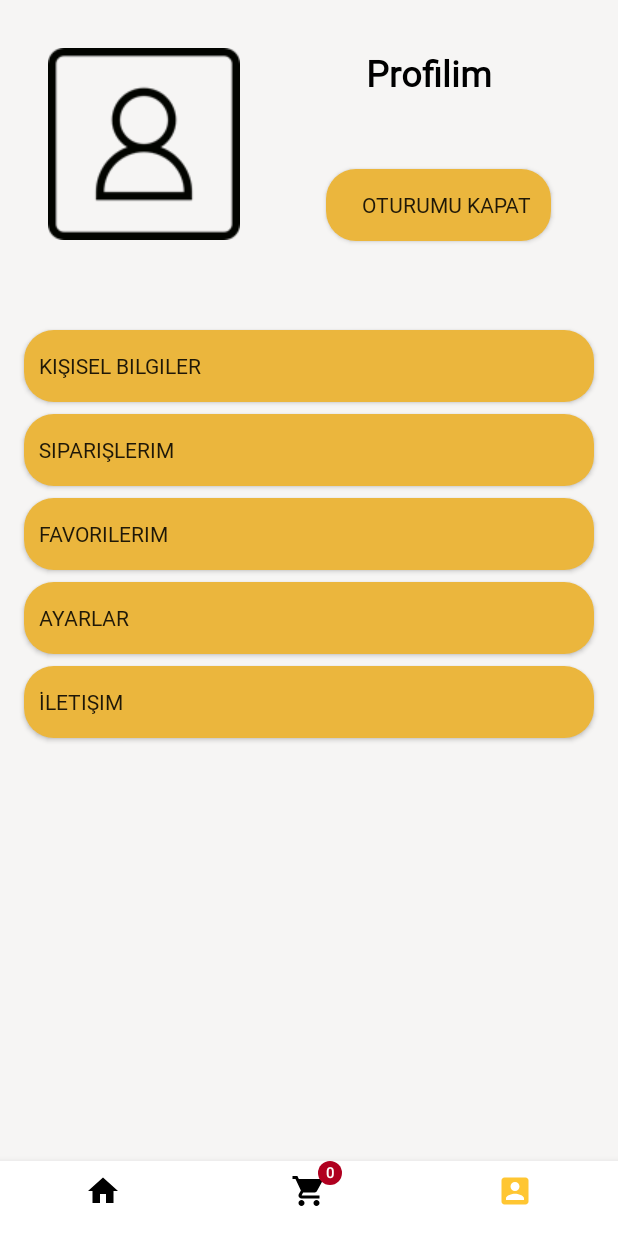
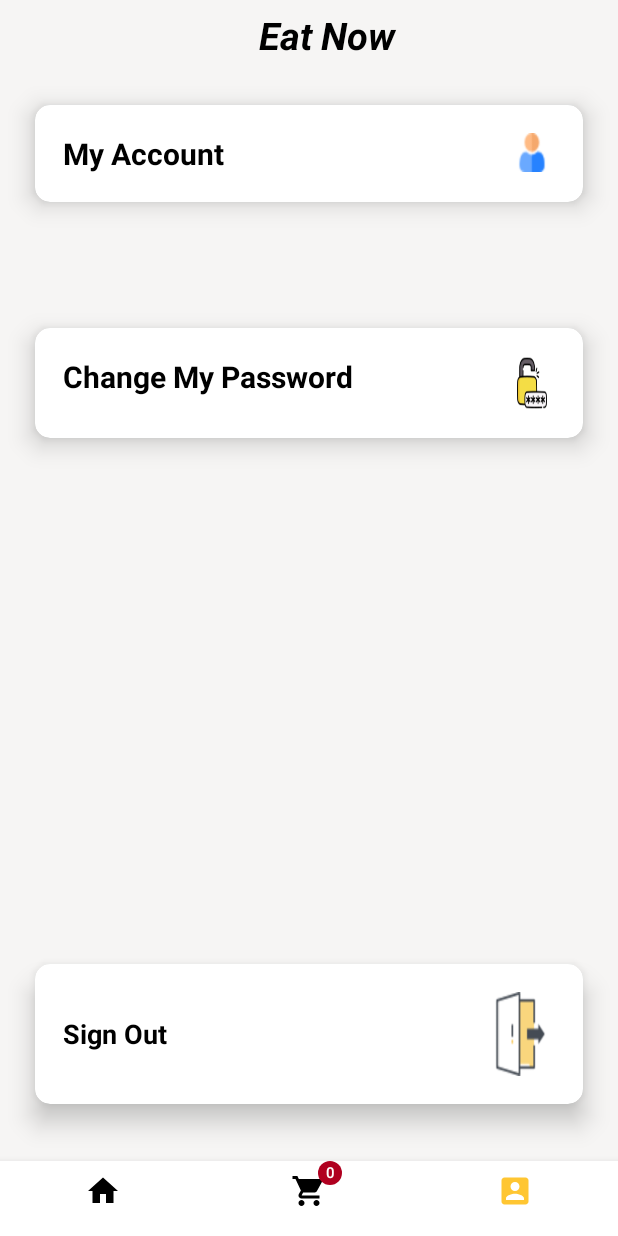
Before and after one commit to kbrakendirci/DeliveryApp, an Android app: the ProfilFragment screen opened through its navigation route, on a phone screen of 412 x 824 dp. Run offline under Robolectric (Android 15) with nearby library versions, the phone set to English and light mode, and no system bars; our stand-ins replace navigation-ui; 1 statement that could not run was skipped.

Commit message:
added profile fragment

```diff
--- a/app/src/main/res/layout/fragment_profil.xml
+++ b/app/src/main/res/layout/fragment_profil.xml
@@ -6,122 +6,187 @@
     android:layout_height="match_parent"
     android:background="@color/pembe"
     tools:context=".fragment.ProfilFragment">
+    <Toolbar
+        android:layout_width="match_parent"
+        android:layout_height="wrap_content"
+        app:layout_constraintBottom_toTopOf="@+id/cdMyAccount"
+        tools:layout_editor_absoluteX="-102dp">
+        <androidx.constraintlayout.widget.ConstraintLayout
+            android:layout_width="280dp"
+            android:layout_height="match_parent"
+            android:layout_gravity="center"
+            android:layout_marginLeft="40dp">
+            <ImageView
+                android:layout_marginRight="150dp"
+                android:id="@+id/logo"
+                android:layout_width="56dp"
+                android:layout_height="36dp"
+                app:layout_constraintEnd_toEndOf="@+id/title" />
 
-    <ImageView
-        android:id="@+id/imageView"
-        android:layout_width="wrap_content"
+            <TextView
+                android:id="@+id/title"
+                android:layout_width="200dp"
+                android:layout_height="match_parent"
+                android:layout_marginLeft="40dp"
+                android:gravity="center"
+                android:text="@string/Label"
+                android:textColor="@color/black"
+                android:textSize="25dp"
+                app:layout_constraintStart_toStartOf="@+id/logo" />
+        </androidx.constraintlayout.widget.ConstraintLayout>
+    </Toolbar>
+
+    <androidx.cardview.widget.CardView
+        android:id="@+id/cdMyAccount"
+        android:layout_width="match_parent"
         android:layout_height="wrap_content"
-        android:layout_marginStart="32dp"
-        android:layout_marginTop="32dp"
-        android:src="@drawable/people"
+        android:layout_marginLeft="10dp"
+        android:layout_marginTop="52dp"
+        android:layout_marginRight="10dp"
+        android:padding="10dp"
+        app:cardCornerRadius="10dp"
+        app:cardElevation="10dp"
+        app:cardUseCompatPadding="true"
+        app:layout_constraintEnd_toEndOf="parent"
         app:layout_constraintStart_toStartOf="parent"
-        app:layout_constraintTop_toTopOf="parent" />
+        app:layout_constraintTop_toTopOf="parent">
 
-    <TextView
-        android:id="@+id/textView3"
-        android:layout_width="wrap_content"
-        android:layout_height="wrap_content"
-        android:layout_marginTop="32dp"
-        android:fontFamily="@font/syne_tactile"
-        android:text="Profilim"
-        android:textColor="@color/black"
-        android:textSize="24sp"
-        android:textStyle="bold"
-        app:layout_constraintEnd_toEndOf="parent"
-        app:layout_constraintHorizontal_bias="0.5"
-        app:layout_constraintStart_toEndOf="@+id/imageView"
-        app:layout_constraintTop_toTopOf="parent" />
+        <RelativeLayout
+            android:id="@+id/myAccountLayout"
+            android:layout_width="match_parent"
+            android:layout_height="wrap_content"
+            android:layout_margin="3dp"
+            android:layout_marginTop="36dp"
+            android:padding="15dp"
+            tools:layout_editor_absoluteX="3dp">
 
-    <androidx.appcompat.widget.AppCompatButton
-        android:id="@+id/button"
-        android:layout_width="0dp"
-        android:layout_height="wrap_content"
-        android:layout_marginStart="16dp"
-        android:layout_marginTop="60dp"
-        android:layout_marginEnd="16dp"
-        android:background="@drawable/button_background"
-        android:fontFamily="@font/syne_tactile"
-        android:gravity="left|center"
-        android:text="   Kişisel Bilgiler"
-        app:layout_constraintEnd_toEndOf="parent"
-        app:layout_constraintHorizontal_bias="0.5"
-        app:layout_constraintStart_toStartOf="parent"
-        app:layout_constraintTop_toBottomOf="@+id/imageView" />
 
-    <androidx.appcompat.widget.AppCompatButton
-        android:id="@+id/button2"
-        android:layout_width="0dp"
-        android:layout_height="wrap_content"
-        android:layout_marginStart="16dp"
-        android:layout_marginTop="8dp"
-        android:layout_marginEnd="16dp"
-        android:background="@drawable/button_background"
-        android:fontFamily="@font/syne_tactile"
-        android:gravity="left|center"
-        android:text="   Siparişlerim"
-        app:layout_constraintEnd_toEndOf="parent"
-        app:layout_constraintHorizontal_bias="0.5"
-        app:layout_constraintStart_toStartOf="parent"
-        app:layout_constraintTop_toBottomOf="@+id/button" />
+            <TextView
+                android:id="@+id/tvaccount2"
+                android:layout_width="wrap_content"
+                android:layout_height="wrap_content"
+                android:layout_marginLeft="25dp"
+                android:layout_marginEnd="0dp"
+                android:layout_marginRight="15dp"
+                android:background="@color/white"
+                android:text="My Account"
+                android:textColor="@color/black"
+                android:textSize="20dp"
+                android:textStyle="bold" />
 
-    <androidx.appcompat.widget.AppCompatButton
-        android:id="@+id/button3"
-        android:layout_width="150dp"
+            <ImageView
+                android:id="@+id/ımgVMyAccount"
+                android:layout_width="20dp"
+                android:layout_height="26dp"
+                android:layout_alignParentEnd="true"
+                android:layout_marginEnd="5dp"
+                android:background="@drawable/user" />
+
+        </RelativeLayout>
+    </androidx.cardview.widget.CardView>
+
+    <androidx.cardview.widget.CardView
+        android:id="@+id/cdPassword"
+        android:layout_width="match_parent"
         android:layout_height="wrap_content"
         android:layout_marginTop="48dp"
-        android:background="@drawable/button_background"
-        android:fontFamily="@font/syne_tactile"
-        android:text="   Oturumu Kapat"
+        android:layout_marginRight="10dp"
+        android:layout_marginLeft="10dp"
+        android:padding="10dp"
+        app:cardCornerRadius="10dp"
+        app:cardElevation="10dp"
+        app:cardUseCompatPadding="true"
+        app:layout_constraintTop_toBottomOf="@+id/cdMyAccount"
+        tools:layout_editor_absoluteX="16dp">
+
+        <RelativeLayout
+            android:id="@+id/changeMyPasswordLayout"
+            android:layout_width="match_parent"
+            android:layout_height="wrap_content"
+            android:layout_margin="3dp"
+            android:layout_marginTop="36dp"
+            android:padding="15dp"
+            tools:layout_editor_absoluteX="3dp">
+
+
+            <TextView
+                android:id="@+id/tvpassword"
+                android:layout_width="wrap_content"
+                android:layout_height="wrap_content"
+                android:layout_marginLeft="25dp"
+                android:layout_marginEnd="0dp"
+                android:layout_marginRight="15dp"
+                android:background="@color/white"
+                android:text="Change My Password"
+                android:textColor="@color/black"
+                android:textSize="20dp"
+                android:textStyle="bold" />
+
+            <ImageView
+                android:id="@+id/ımgVpassword"
+                android:layout_width="20dp"
+                android:layout_height="36dp"
+                android:layout_alignParentEnd="true"
+                android:layout_marginEnd="5dp"
+                android:background="@drawable/passwordchange" />
+
+        </RelativeLayout>
+    </androidx.cardview.widget.CardView>
+
+    <androidx.cardview.widget.CardView
+        android:id="@+id/cdSignOut"
+        android:layout_width="match_parent"
+        android:layout_height="wrap_content"
+        android:layout_marginTop="40dp"
+        android:layout_marginRight="10dp"
+        android:layout_marginLeft="10dp"
+        android:layout_marginBottom="20dp"
+        android:padding="10dp"
+        app:cardCornerRadius="10dp"
+        app:cardElevation="10dp"
+        app:cardUseCompatPadding="true"
+        app:layout_constraintBottom_toBottomOf="parent"
         app:layout_constraintEnd_toEndOf="parent"
-        app:layout_constraintHorizontal_bias="0.564"
-        app:layout_constraintStart_toEndOf="@+id/imageView"
-        app:layout_constraintTop_toBottomOf="@+id/textView3" />
+        app:layout_constraintHorizontal_bias="1.0"
+        app:layout_constraintStart_toStartOf="parent"
+        app:layout_constraintTop_toBottomOf="@+id/cdPassword"
+        app:layout_constraintVertical_bias="1.0">
 
-    <androidx.appcompat.widget.AppCompatButton
-        android:id="@+id/button4"
-        android:layout_width="0dp"
-        android:layout_height="wrap_content"
-        android:layout_marginStart="16dp"
-        android:layout_marginTop="8dp"
-        android:layout_marginEnd="16dp"
-        android:background="@drawable/button_background"
-        android:fontFamily="@font/syne_tactile"
-        android:gravity="left|center"
-        android:text="   Favorilerim"
-        app:layout_constraintEnd_toEndOf="parent"
-        app:layout_constraintHorizontal_bias="0.5"
-        app:layout_constraintStart_toStartOf="parent"
-        app:layout_constraintTop_toBottomOf="@+id/button2" />
+        <RelativeLayout
+            android:id="@+id/signOutLayout"
+            android:layout_width="match_parent"
+            android:layout_height="wrap_content"
+            android:layout_margin="3dp"
+            android:layout_marginTop="36dp"
+            android:padding="15dp"
+            tools:layout_editor_absoluteX="3dp">
 
-    <androidx.appcompat.widget.AppCompatButton
-        android:id="@+id/button5"
-        android:layout_width="0dp"
-        android:layout_height="wrap_content"
-        android:layout_marginStart="16dp"
-        android:layout_marginTop="8dp"
-        android:layout_marginEnd="16dp"
-        android:background="@drawable/button_background"
-        android:fontFamily="@font/syne_tactile"
-        android:gravity="left|center"
-        android:text="   Ayarlar"
-        app:layout_constraintEnd_toEndOf="parent"
-        app:layout_constraintHorizontal_bias="0.5"
-        app:layout_constraintStart_toStartOf="parent"
-        app:layout_constraintTop_toBottomOf="@+id/button4" />
 
-    <androidx.appcompat.widget.AppCompatButton
-        android:id="@+id/button6"
-        android:layout_width="0dp"
-        android:layout_height="wrap_content"
-        android:layout_marginStart="16dp"
-        android:layout_marginTop="8dp"
-        android:layout_marginEnd="16dp"
-        android:background="@drawable/button_background"
-        android:fontFamily="@font/syne_tactile"
-        android:gravity="left|center"
-        android:text="   İletişim"
-        app:layout_constraintEnd_toEndOf="parent"
-        app:layout_constraintHorizontal_bias="0.5"
-        app:layout_constraintStart_toStartOf="parent"
-        app:layout_constraintTop_toBottomOf="@+id/button5" />
+            <TextView
+                android:id="@+id/tvSignOut"
+                android:layout_width="wrap_content"
+                android:layout_height="wrap_content"
+                android:layout_marginLeft="25dp"
+                android:layout_marginTop="15dp"
+                android:layout_marginEnd="0dp"
+                android:layout_marginRight="15dp"
+                android:background="@color/white"
+                android:text="Sign Out"
+                android:textColor="@color/black"
+                android:textSize="18dp"
+                android:textStyle="bold" />
+
+            <ImageView
+                android:id="@+id/ımgVSignOut"
+                android:layout_width="35dp"
+                android:layout_height="56dp"
+                android:layout_alignParentEnd="true"
+                android:layout_marginEnd="5dp"
+                android:background="@drawable/iconlogout"
+                />
+
+        </RelativeLayout>
+    </androidx.cardview.widget.CardView>
+
+
 </androidx.constraintlayout.widget.ConstraintLayout>
```
Also changed, not shown: app/src/main/res/drawable-v24/iconlogout.png (added), app/src/main/res/drawable-v24/passwordchange.png (added), app/src/main/res/drawable-v24/user.png (added).
